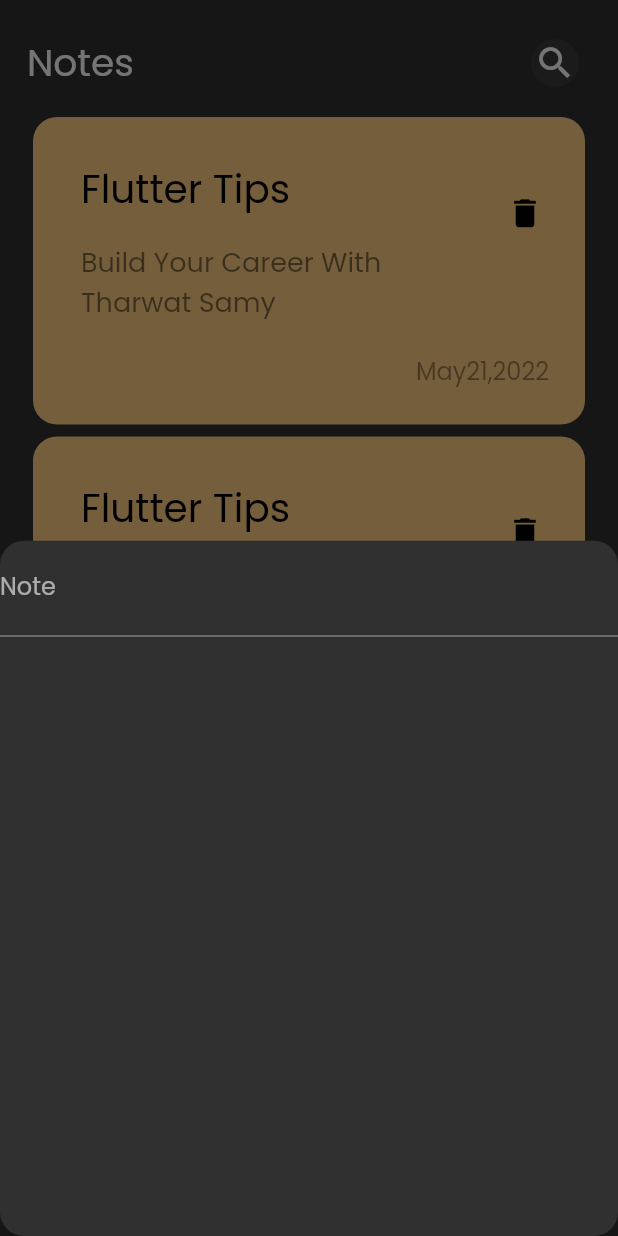
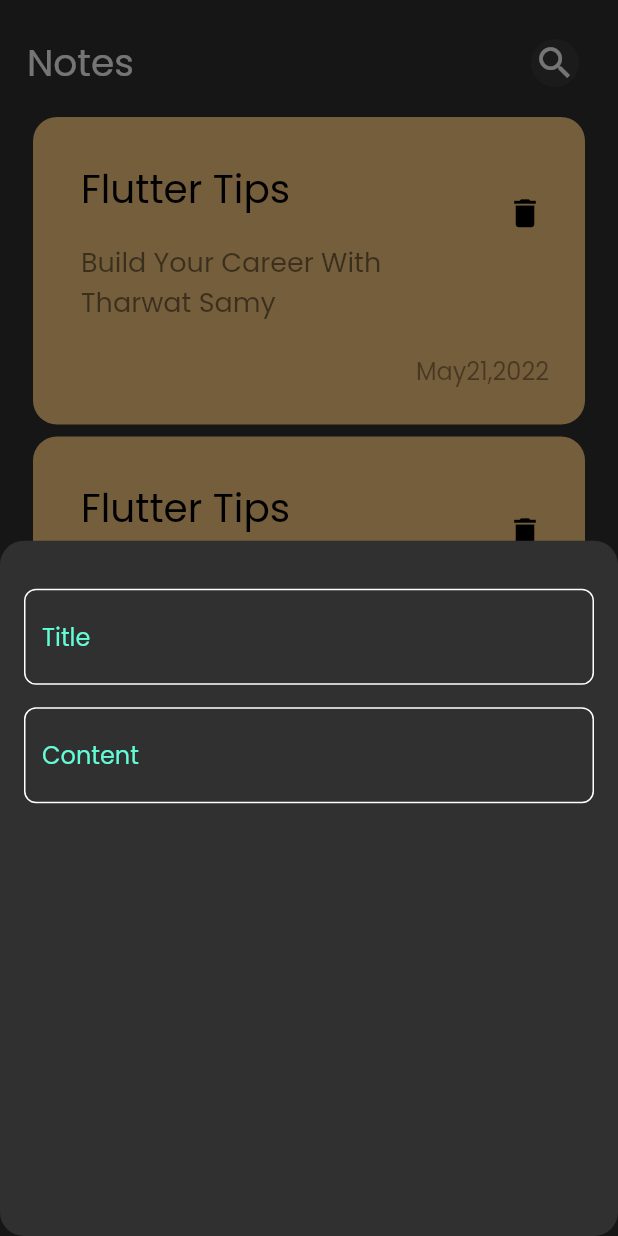
Before and after one commit to zicoovic/notes_app, a Flutter app: the screen it shows after launch, after a tap on the "add" icon, on a phone screen of 412 x 824 dp. Run offline on Flutter 3.47's test engine with Material 2 defaults, Android fonts, the phone set to English and light mode, and no system bars.

Commit message:
create Custom Field

```diff
--- /dev/null
+++ b/lib/constant.dart
@@ -0,0 +1,3 @@
+import 'package:flutter/material.dart';
+
+const kPrimaryColor = Color(0xff62FCD7);
--- a/lib/view/widgets/add_note_button_sheet.dart
+++ b/lib/view/widgets/add_note_button_sheet.dart
@@ -1,19 +1,25 @@
 import 'package:flutter/material.dart';
+import 'package:notes_app/view/widgets/custom_text_field.dart';
 
 class AddNoteButtonSheet extends StatelessWidget {
   const AddNoteButtonSheet({super.key});
 
   @override
   Widget build(BuildContext context) {
-    return Column(
-      children: [
-        TextFormField(
-          decoration: InputDecoration(
-            labelText: 'Note',
-            hintText: 'Add a note',
+    return Padding(
+      padding: const EdgeInsets.symmetric(horizontal: 16),
+      child: Column(
+        children: const [
+          SizedBox(
+            height: 32,
           ),
-        )
-      ],
+          CustomTextField(title: 'Title'),
+          SizedBox(
+            height: 15,
+          ),
+          CustomTextField(title: 'Content'),
+        ],
+      ),
     );
   }
 }
--- /dev/null
+++ b/lib/view/widgets/custom_text_field.dart
@@ -0,0 +1,27 @@
+import 'package:flutter/material.dart';
+import 'package:notes_app/constant.dart';
+
+class CustomTextField extends StatelessWidget {
+  const CustomTextField({Key? key, required this.title}) : super(key: key);
+  final String title;
+  @override
+  Widget build(BuildContext context) {
+    return TextField(
+      cursorColor: kPrimaryColor,
+      decoration: InputDecoration(
+        hintText: title,
+        hintStyle: const TextStyle(color: kPrimaryColor),
+        border: buildBorder(),
+        enabledBorder: buildBorder(),
+        focusedBorder: buildBorder(kPrimaryColor),
+      ),
+    );
+  }
+
+  OutlineInputBorder buildBorder([color]) {
+    return OutlineInputBorder(
+      borderRadius: BorderRadius.circular(8),
+      borderSide: BorderSide(color: color ?? Colors.white),
+    );
+  }
+}
--- a/lib/view/widgets/notes_view_body_widget.dart
+++ b/lib/view/widgets/notes_view_body_widget.dart
@@ -1,6 +1,5 @@
 import 'package:flutter/material.dart';
 import 'custom_app_bar.dart';
-import 'custom_note_item.dart';
 import 'notes_list_view.dart';
 
 class NotesViewBody extends StatelessWidget {
```
